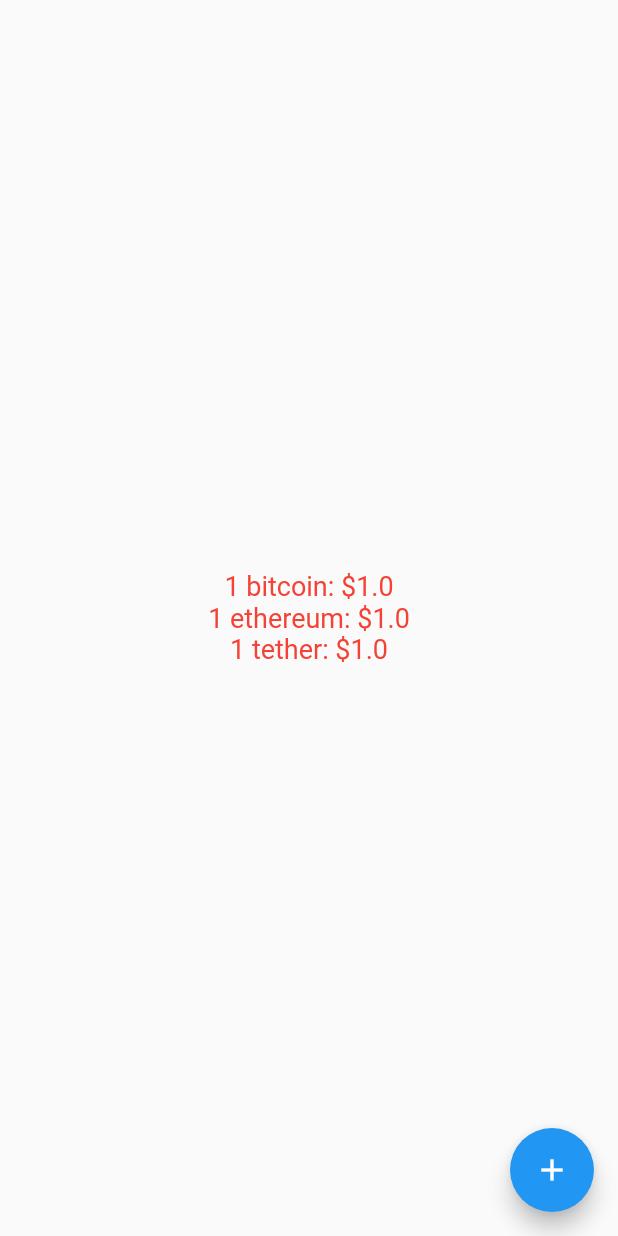
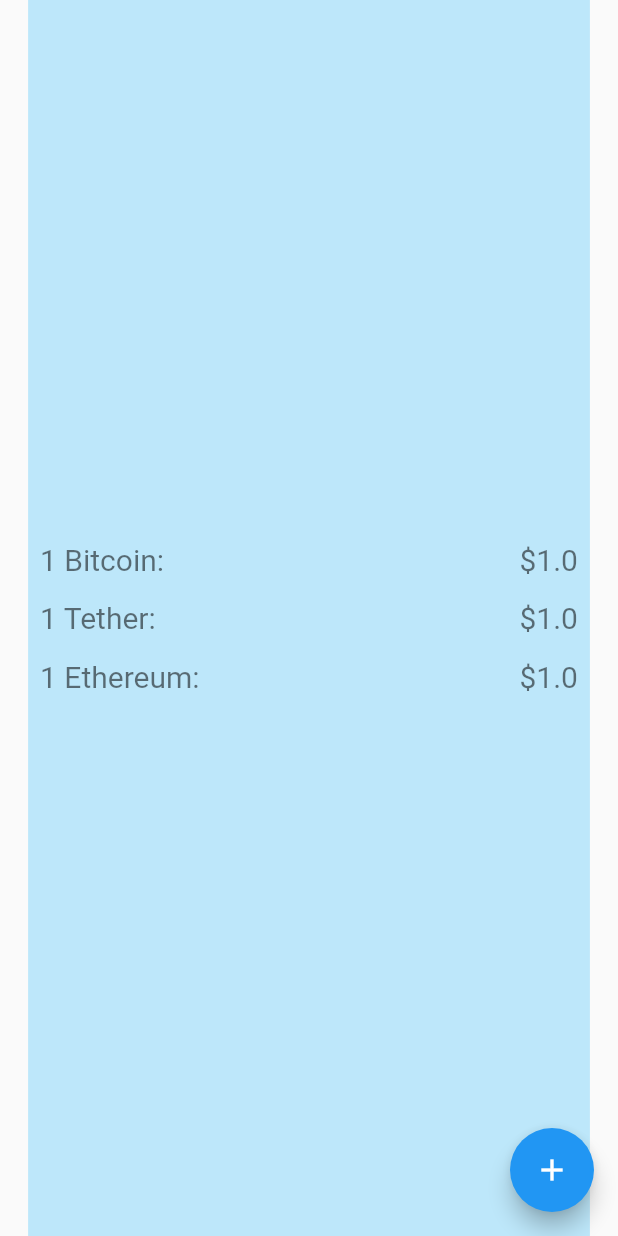
Before and after one commit to AndrewByerle/crypto-wallet, a Flutter app: the HomeView screen opened directly, on a phone screen of 412 x 824 dp. Run offline on Flutter 3.47's test engine with Material 2 defaults, Android fonts, the phone set to English and light mode, and no system bars; our stand-ins replace cloud_firestore, firebase_auth, firebase_core; accounts and stored records are empty; network calls fail.

```diff
--- a/lib/net/flutterfire.dart
+++ b/lib/net/flutterfire.dart
@@ -51,6 +51,7 @@ Future<bool> addCoin(String id, String amount) async {
         return true;
       }
       double newAmount = value + snapshot.get('Amount');
+      print('creating new amount' + newAmount.toString());
       transaction.update(documentReference, {'Amount': newAmount});
       return true;
     });
--- a/lib/ui/add_view.dart
+++ b/lib/ui/add_view.dart
@@ -60,7 +60,7 @@ class _AddViewState extends State<AddView> {
             child: MaterialButton(
               onPressed: () async {
                 // pop removes the material widget from the screen and go back to original screen
-                addCoin(dropdownValue, _amountController.text);
+                await addCoin(dropdownValue, _amountController.text);
                 Navigator.of(context).pop();
               },
               child: Text("Add"),
--- a/lib/ui/home_view.dart
+++ b/lib/ui/home_view.dart
@@ -1,3 +1,5 @@
+import 'dart:ui';
+
 import 'package:cloud_firestore/cloud_firestore.dart';
 import 'package:crypto_wallet/net/api_methods.dart';
 import 'package:crypto_wallet/net/flutterfire.dart';
@@ -61,6 +63,8 @@ class _HomeViewState extends State<HomeView> {
 
                 return Stack(
                   children: [
+                    HomeBackground(
+                        bitcoin: bitcoin, tether: tether, ethereum: ethereum),
                     ListView(
                       children: snapshot.data!.docs.map((document) {
                         return Padding(
@@ -76,6 +80,7 @@ class _HomeViewState extends State<HomeView> {
                               children: [
                                 const SizedBox(width: 5.0),
                                 Text(
+                                  // limit to 2 decimal places
                                   "${document.get('Amount').toStringAsFixed(2)} ${document.id}",
                                   style: const TextStyle(
                                       color: Colors.white, fontSize: 18.0),
@@ -95,25 +100,6 @@ class _HomeViewState extends State<HomeView> {
                           ),
                         );
                       }).toList(),
-                    ),
-                    Center(
-                      child: Column(
-                        mainAxisAlignment: MainAxisAlignment.center,
-                        children: [
-                          Text(
-                            '1 bitcoin: \$' + bitcoin.toString(),
-                            style: TextStyle(fontSize: 18.0, color: Colors.red),
-                          ),
-                          Text(
-                            '1 ethereum: \$' + ethereum.toString(),
-                            style: TextStyle(fontSize: 18.0, color: Colors.red),
-                          ),
-                          Text(
-                            '1 tether: \$' + tether.toString(),
-                            style: TextStyle(fontSize: 18.0, color: Colors.red),
-                          ),
-                        ],
-                      ),
                     ),
                   ],
                 );
@@ -135,3 +121,95 @@ class _HomeViewState extends State<HomeView> {
     );
   }
 }
+
+class HomeBackground extends StatelessWidget {
+  const HomeBackground({
+    Key? key,
+    required this.bitcoin,
+    required this.tether,
+    required this.ethereum,
+  }) : super(key: key);
+
+  final double bitcoin;
+  final double tether;
+  final double ethereum;
+
+  @override
+  Widget build(BuildContext context) {
+    return Center(
+      child: ClipRect(
+        child: BackdropFilter(
+          filter: ImageFilter.blur(sigmaX: 10.0, sigmaY: 10.0),
+          child: Container(
+            width: MediaQuery.of(context).size.width / 1.1,
+            decoration: BoxDecoration(
+                color: Colors.lightBlue.shade200.withOpacity(0.5)),
+            child: Center(
+              child: Column(
+                mainAxisAlignment: MainAxisAlignment.center,
+                children: [
+                  Padding(
+                    padding: const EdgeInsets.all(8.0),
+                    child: Row(
+                      mainAxisAlignment: MainAxisAlignment.spaceBetween,
+                      children: [
+                        const Text(
+                          '1 Bitcoin:',
+                          style: TextStyle(
+                            fontSize: 20.0,
+                            color: Colors.black54,
+                          ),
+                        ),
+                        Text(
+                          '\$${bitcoin.toString()}',
+                          style: const TextStyle(
+                              fontSize: 20.0, color: Colors.black54),
+                        ),
+                      ],
+                    ),
+                  ),
+                  Padding(
+                    padding: const EdgeInsets.all(8.0),
+                    child: Row(
+                      mainAxisAlignment: MainAxisAlignment.spaceBetween,
+                      children: [
+                        const Text(
+                          '1 Tether:',
+                          style:
+                              TextStyle(fontSize: 20.0, color: Colors.black54),
+                        ),
+                        Text(
+                          '\$${tether.toString()}',
+                          style: const TextStyle(
+                              fontSize: 20.0, color: Colors.black54),
+                        ),
+                      ],
+                    ),
+                  ),
+                  Padding(
+                    padding: const EdgeInsets.all(8.0),
+                    child: Row(
+                      mainAxisAlignment: MainAxisAlignment.spaceBetween,
+                      children: [
+                        const Text(
+                          '1 Ethereum:',
+                          style:
+                              TextStyle(fontSize: 20.0, color: Colors.black54),
+                        ),
+                        Text(
+                          '\$${ethereum.toString()}',
+                          style: const TextStyle(
+                              fontSize: 20.0, color: Colors.black54),
+                        ),
+                      ],
+                    ),
+                  ),
+                ],
+              ),
+            ),
+          ),
+        ),
+      ),
+    );
+  }
+}
```
